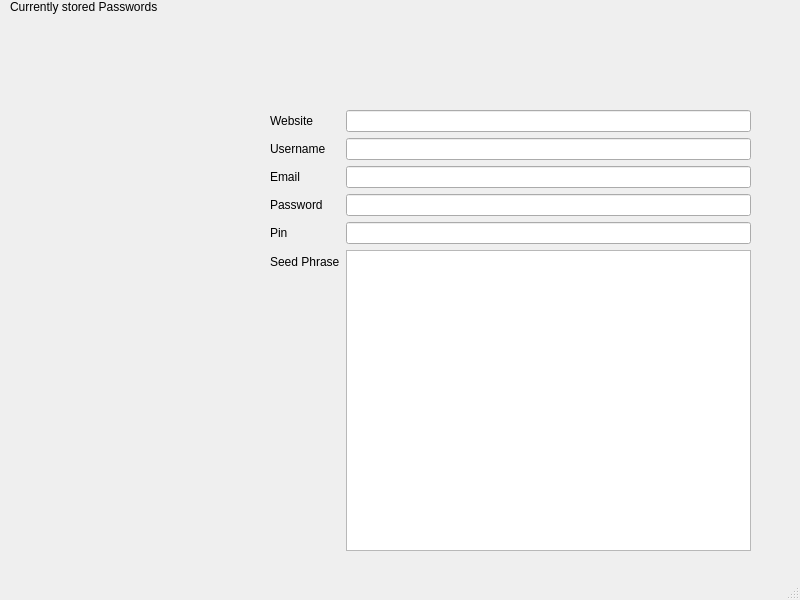
Qt form MainWindow.ui (Harrisonp365/FinalPassV2) before a commit.
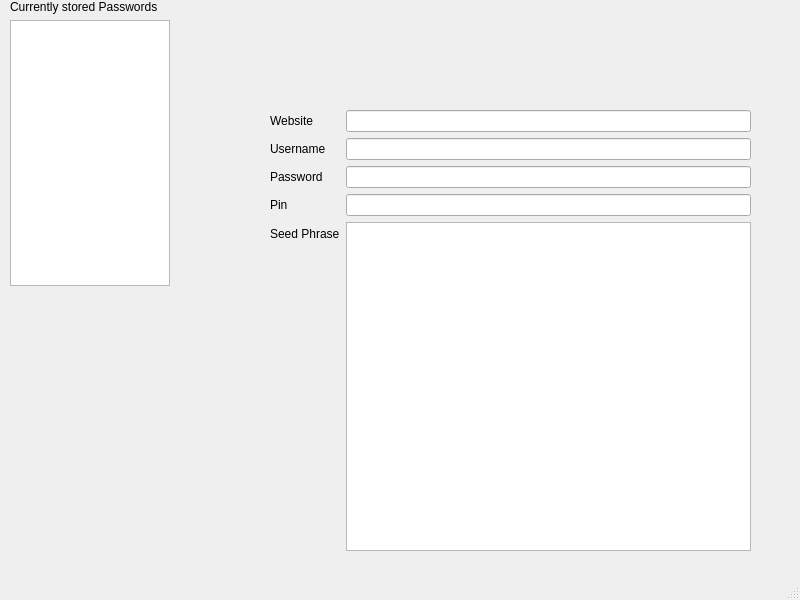
The same form after that commit.

Commit message: final commit before call with tiho

```diff
--- a/MainWindow.ui
+++ b/MainWindow.ui
@@ -55,6 +55,9 @@
        </property>
       </widget>
      </item>
+     <item>
+      <widget class="QListView" name="listView"/>
+     </item>
      <item>
       <spacer name="verticalSpacer">
        <property name="orientation">
@@ -100,44 +103,34 @@
      <item row="1" column="1">
       <widget class="QLineEdit" name="lineEdit_2"/>
      </item>
-     <item row="4" column="0">
-      <widget class="QLabel" name="label_5">
-       <property name="text">
-        <string>Pin</string>
-       </property>
-      </widget>
-     </item>
-     <item row="4" column="1">
-      <widget class="QLineEdit" name="lineEdit_4"/>
-     </item>
-     <item row="3" column="1">
-      <widget class="QLineEdit" name="lineEdit_3"/>
-     </item>
-     <item row="3" column="0">
+     <item row="2" column="0">
       <widget class="QLabel" name="label_3">
        <property name="text">
         <string>Password</string>
        </property>
       </widget>
      </item>
-     <item row="2" column="0">
-      <widget class="QLabel" name="label_6">
-       <property name="text">
-        <string>Email</string>
-       </property>
-      </widget>
-     </item>
      <item row="2" column="1">
-      <widget class="QLineEdit" name="lineEdit_5"/>
+      <widget class="QLineEdit" name="lineEdit_3"/>
      </item>
-     <item row="5" column="0">
+     <item row="3" column="0">
+      <widget class="QLabel" name="label_5">
+       <property name="text">
+        <string>Pin</string>
+       </property>
+      </widget>
+     </item>
+     <item row="3" column="1">
+      <widget class="QLineEdit" name="lineEdit_4"/>
+     </item>
+     <item row="4" column="0">
       <widget class="QLabel" name="label_7">
        <property name="text">
         <string>Seed Phrase</string>
        </property>
       </widget>
      </item>
-     <item row="5" column="1">
+     <item row="4" column="1">
       <widget class="QPlainTextEdit" name="plainTextEdit"/>
      </item>
     </layout>
```
The commit also changes 2 other files.
